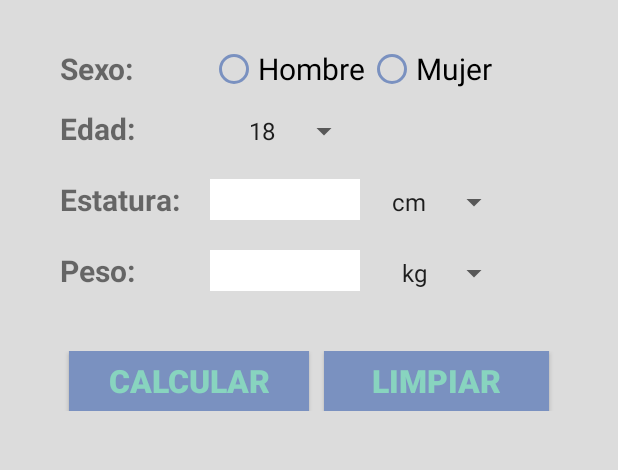
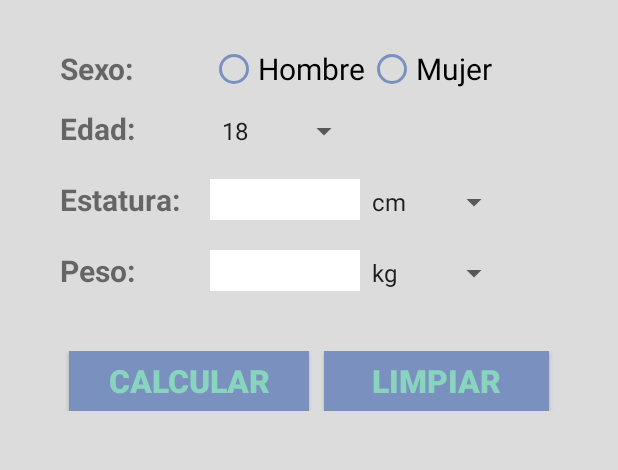
Before and after one commit to DamyGermosen/prj-cursobasico-6, an Android app: the screen it shows after launch (MainActivity), on a phone screen of 412 x 824 dp, the part 279-749 px from its top. Run offline under Robolectric (Android 15) with nearby library versions, the phone set to English and light mode, and no system bars.

```diff
--- a/app/src/main/res/layout/activity_main.xml
+++ b/app/src/main/res/layout/activity_main.xml
@@ -30,9 +30,9 @@ tools:context=".MainActivity"
                 <TextView
                     android:layout_width="100dp"
                     android:layout_height="wrap_content"
-                    android:gravity="left"
+                    android:gravity="start"
                     android:text="Sexo: "
-                    android:layout_marginLeft="10dp"
+                    android:layout_marginStart="10dp"
                     android:textSize="20sp"
                     android:textStyle="bold" />
 
@@ -68,7 +68,6 @@ tools:context=".MainActivity"
                 android:id="@+id/spnEdad"
                 android:layout_width="100dp"
                 android:layout_height="wrap_content"
-                android:textAlignment="textEnd"
                 android:gravity="left">
 
             </Spinner>
@@ -101,7 +100,6 @@ tools:context=".MainActivity"
                 android:id="@+id/spnEstatura"
                 android:layout_width="100dp"
                 android:layout_height="wrap_content"
-                android:textAlignment="textEnd"
                 android:gravity="left">
             </Spinner>
 
@@ -133,7 +131,6 @@ tools:context=".MainActivity"
                 android:id="@+id/spnPeso"
                 android:layout_width="100dp"
                 android:layout_height="wrap_content"
-                android:textAlignment="textEnd"
                 android:gravity="left">
 
             </Spinner>
```
